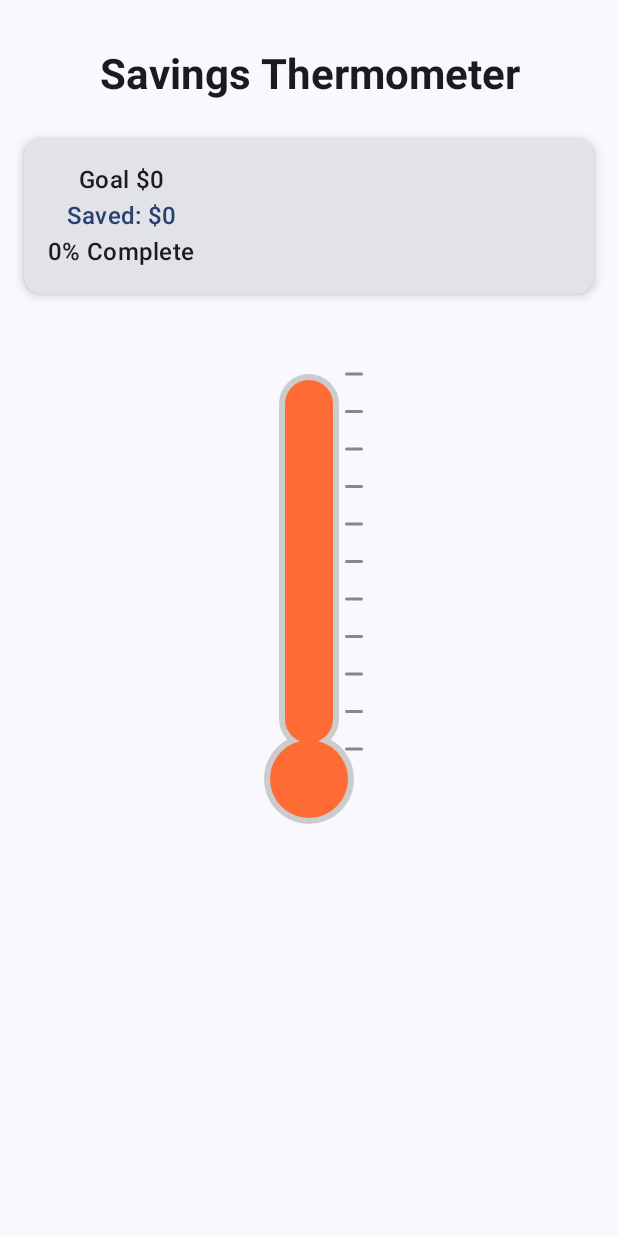
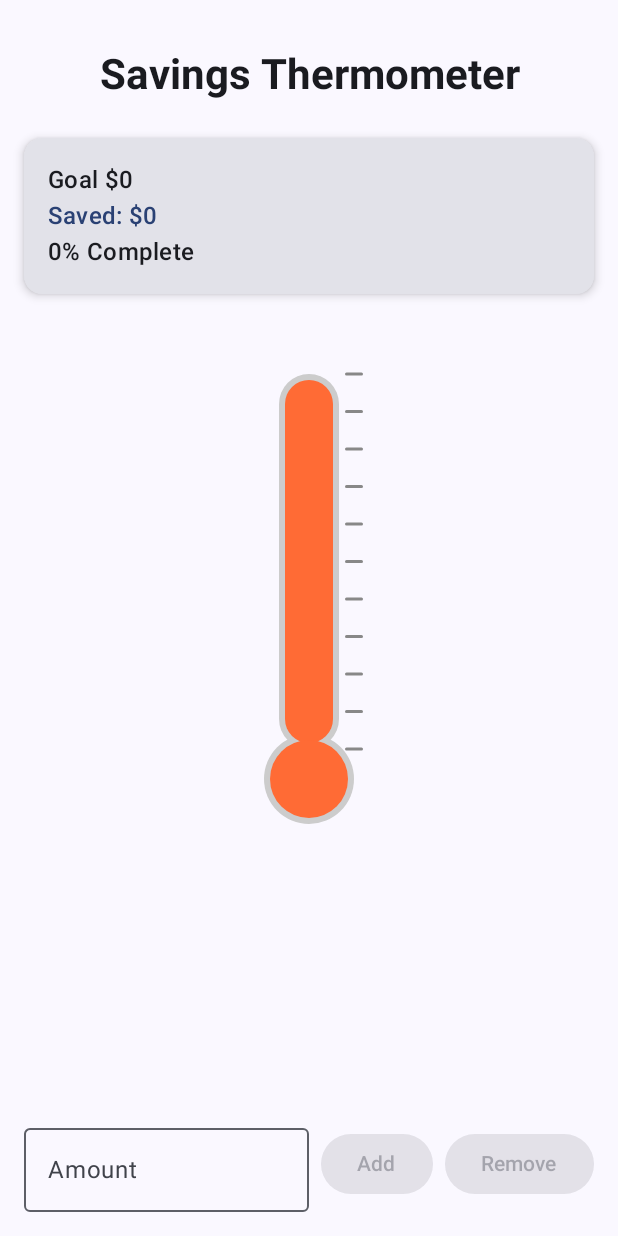
Before and after one commit to swashedbuckles/save-o-meter, an Android app built with Jetpack Compose: the screen it shows after launch (MainActivity), on a phone screen of 412 x 824 dp. Run offline under Robolectric (Android 15) with nearby library versions, the phone set to English and light mode, and no system bars.

Commit message:
Add controls for adding/removing amount

```diff
--- a/app/src/main/java/com/example/save_o_meter/MainActivity.kt
+++ b/app/src/main/java/com/example/save_o_meter/MainActivity.kt
@@ -5,16 +5,22 @@ import androidx.activity.ComponentActivity
 import androidx.activity.compose.setContent
 import androidx.activity.enableEdgeToEdge
 import androidx.compose.foundation.Canvas
+import androidx.compose.foundation.layout.Arrangement
 import androidx.compose.foundation.layout.Box
 import androidx.compose.foundation.layout.Column
+import androidx.compose.foundation.layout.Row
+import androidx.compose.foundation.layout.Spacer
 import androidx.compose.foundation.layout.fillMaxSize
 import androidx.compose.foundation.layout.fillMaxWidth
 import androidx.compose.foundation.layout.height
 import androidx.compose.foundation.layout.padding
 import androidx.compose.foundation.layout.size
+import androidx.compose.foundation.text.KeyboardOptions
+import androidx.compose.material3.Button
 import androidx.compose.material3.Card
 import androidx.compose.material3.CardDefaults
 import androidx.compose.material3.MaterialTheme
+import androidx.compose.material3.OutlinedTextField
 import androidx.compose.material3.Scaffold
 import androidx.compose.material3.Text
 import androidx.compose.runtime.Composable
@@ -32,6 +38,7 @@ import androidx.compose.ui.graphics.Color
 import androidx.compose.ui.graphics.StrokeCap
 import androidx.compose.ui.graphics.drawscope.DrawScope
 import androidx.compose.ui.text.font.FontWeight
+import androidx.compose.ui.text.input.KeyboardType
 import androidx.compose.ui.text.style.TextAlign
 import androidx.compose.ui.tooling.preview.Preview
 import androidx.compose.ui.unit.dp
@@ -178,7 +185,7 @@ fun SavingsThermometerScreen(modifier: Modifier = Modifier) {
         ) {
             Column(
                 modifier = Modifier.padding(16.dp),
-                horizontalAlignment = Alignment.CenterHorizontally
+                horizontalAlignment = Alignment.Start
             ) {
                 Text(
                     text = "Goal $${currentSavingsGoal.toInt()}",
@@ -206,6 +213,51 @@ fun SavingsThermometerScreen(modifier: Modifier = Modifier) {
                 isGoalReached = isGoalReached
             )
         }
+        Spacer(modifier = Modifier.weight(1f))
+
+        Row(
+            modifier = Modifier.fillMaxWidth(),
+            horizontalArrangement = Arrangement.spacedBy(8.dp),
+            verticalAlignment = Alignment.CenterVertically
+        ) {
+            OutlinedTextField(
+                value = inputAmount,
+                onValueChange = { inputAmount = it },
+                label = { Text("Amount")},
+                keyboardOptions = KeyboardOptions(keyboardType = KeyboardType.Number),
+                modifier = Modifier.weight(1f),
+                prefix = { Text("$")}
+            )
+
+            Button(
+                onClick = {
+                    val amount = inputAmount.toFloatOrNull()
+                    if(amount != null && amount > 0) {
+                        currentSavings += amount
+                        inputAmount = ""
+                    }
+                },
+                enabled = inputAmount.toFloatOrNull()?.let { it > 0 } == true
+            ) {
+                Text("Add")
+            }
+
+            Button(
+                onClick = {
+                    val amount = inputAmount.toFloatOrNull()
+                    if(amount != null && amount > 0) {
+                        currentSavings -= amount
+                        if(currentSavings < 0) {
+                            currentSavings = 0f
+                        }
+                        inputAmount = ""
+                    }
+                },
+                enabled = inputAmount.toFloatOrNull()?.let { it > 0 } == true
+            ) {
+                Text("Remove")
+            }
+        }
     }
 }
 @Composable
```
